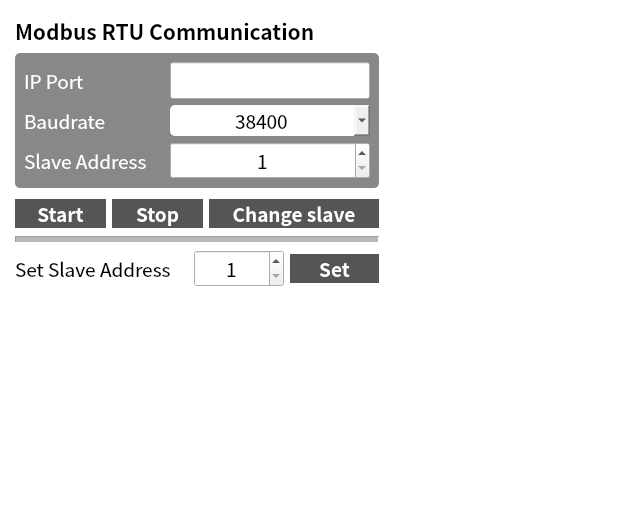
Before: the Qt Designer form datc_control/ui/modbus_form.ui in PlanA2G/datc_user_interface_ros2, drawn with Qt 5.
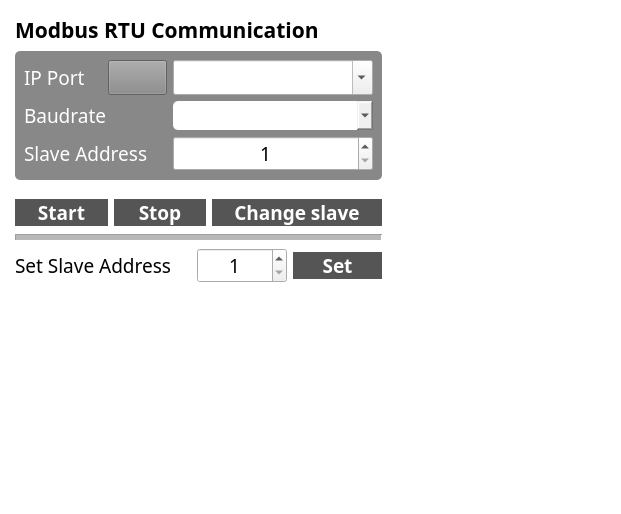
After: the same form once the commit is applied. Icons and pictures are not drawn.

Diff of the .ui file:
```diff
--- a/datc_control/ui/modbus_form.ui
+++ b/datc_control/ui/modbus_form.ui
@@ -19,10 +19,19 @@
 }
 
 #comboBox_baudrate {
-	padding-left: 65px;
+	padding-left: 62px;
 	border-radius:5px;
 }
 
+#comboBox_serial_port {
+	border-radius:5px;
+    text-align: center;
+}
+
+#pushButton_modbus_refresh {
+	background-color:#888888;
+}
+
 #line{
 	color:#555555;
 }
@@ -74,20 +83,20 @@
 
 </string>
   </property>
-  <layout class="QGridLayout" name="gridLayout">
+  <layout class="QHBoxLayout" name="horizontalLayout_3">
    <property name="leftMargin">
     <number>15</number>
    </property>
    <property name="topMargin">
     <number>15</number>
    </property>
-   <item row="0" column="0">
+   <item>
     <layout class="QVBoxLayout" name="verticalLayout">
      <item>
       <widget class="QLabel" name="label">
        <property name="font">
         <font>
-         <family>Noto Sans CJK HK</family>
+         <family>Noto Sans KR</family>
          <pointsize>16</pointsize>
          <weight>75</weight>
          <bold>true</bold>
@@ -100,18 +109,36 @@
      </item>
      <item>
       <widget class="QFrame" name="frame">
+       <property name="font">
+        <font>
+         <family>Noto Sans KR</family>
+        </font>
+       </property>
        <property name="frameShape">
         <enum>QFrame::StyledPanel</enum>
        </property>
        <property name="frameShadow">
         <enum>QFrame::Raised</enum>
        </property>
-       <layout class="QGridLayout" name="gridLayout_2">
+       <layout class="QGridLayout" name="gridLayout">
+        <item row="2" column="0" colspan="2">
+         <widget class="QLabel" name="label_3">
+          <property name="font">
+           <font>
+            <family>Noto Sans KR</family>
+            <pointsize>14</pointsize>
+           </font>
+          </property>
+          <property name="text">
+           <string>Slave Address    </string>
+          </property>
+         </widget>
+        </item>
         <item row="0" column="0">
          <widget class="QLabel" name="label_1">
           <property name="font">
            <font>
-            <family>Noto Sans CJK HK</family>
+            <family>Noto Sans KR</family>
             <pointsize>14</pointsize>
            </font>
           </property>
@@ -120,10 +147,307 @@
           </property>
          </widget>
         </item>
-        <item row="0" column="1">
-         <widget class="QLineEdit" name="lineEdit_serial_port">
+        <item row="1" column="2">
+         <widget class="QComboBox" name="comboBox_baudrate">
+          <property name="palette">
+           <palette>
+            <active/>
+            <inactive/>
+            <disabled/>
+           </palette>
+          </property>
+          <property name="font">
+           <font>
+            <family>Noto Sans KR</family>
+            <pointsize>14</pointsize>
+           </font>
+          </property>
+          <property name="styleSheet">
+           <string notr="true"/>
+          </property>
+          <property name="editable">
+           <bool>false</bool>
+          </property>
+          <property name="currentText">
+           <string/>
+          </property>
+          <property name="currentIndex">
+           <number>-1</number>
+          </property>
+          <property name="insertPolicy">
+           <enum>QComboBox::InsertAtBottom</enum>
+          </property>
+          <property name="placeholderText">
+           <string/>
+          </property>
+          <property name="frame">
+           <bool>true</bool>
+          </property>
+          <property name="modelColumn">
+           <number>0</number>
+          </property>
+         </widget>
+        </item>
+        <item row="1" column="0" colspan="2">
+         <widget class="QLabel" name="label_2">
+          <property name="font">
+           <font>
+            <family>Noto Sans KR</family>
+            <pointsize>14</pointsize>
+           </font>
+          </property>
+          <property name="text">
+           <string>Baudrate</string>
+          </property>
+         </widget>
+        </item>
+        <item row="0" column="1" alignment="Qt::AlignRight">
+         <widget class="QPushButton" name="pushButton_modbus_refresh">
+          <property name="palette">
+           <palette>
+            <active>
+             <colorrole role="WindowText">
+              <brush brushstyle="SolidPattern">
+               <color alpha="255">
+                <red>255</red>
+                <green>255</green>
+                <blue>255</blue>
+               </color>
+              </brush>
+             </colorrole>
+             <colorrole role="Button">
+              <brush brushstyle="SolidPattern">
+               <color alpha="255">
+                <red>136</red>
+                <green>136</green>
+                <blue>136</blue>
+               </color>
+              </brush>
+             </colorrole>
+             <colorrole role="Text">
+              <brush brushstyle="SolidPattern">
+               <color alpha="255">
+                <red>255</red>
+                <green>255</green>
+                <blue>255</blue>
+               </color>
+              </brush>
+             </colorrole>
+             <colorrole role="ButtonText">
+              <brush brushstyle="SolidPattern">
+               <color alpha="255">
+                <red>255</red>
+                <green>255</green>
+                <blue>255</blue>
+               </color>
+              </brush>
+             </colorrole>
+             <colorrole role="Base">
+              <brush brushstyle="SolidPattern">
+               <color alpha="255">
+                <red>136</red>
+                <green>136</green>
+                <blue>136</blue>
+               </color>
+              </brush>
+             </colorrole>
+             <colorrole role="Window">
+              <brush brushstyle="SolidPattern">
+               <color alpha="255">
+                <red>136</red>
+                <green>136</green>
+                <blue>136</blue>
+               </color>
+              </brush>
+             </colorrole>
+             <colorrole role="PlaceholderText">
+              <brush brushstyle="SolidPattern">
+               <color alpha="128">
+                <red>255</red>
+                <green>255</green>
+                <blue>255</blue>
+               </color>
+              </brush>
+             </colorrole>
+            </active>
+            <inactive>
+             <colorrole role="WindowText">
+              <brush brushstyle="SolidPattern">
+               <color alpha="255">
+                <red>255</red>
+                <green>255</green>
+                <blue>255</blue>
+               </color>
+              </brush>
+             </colorrole>
+             <colorrole role="Button">
+              <brush brushstyle="SolidPattern">
+               <color alpha="255">
+                <red>136</red>
+                <green>136</green>
+                <blue>136</blue>
+               </color>
+              </brush>
+             </colorrole>
+             <colorrole role="Text">
+              <brush brushstyle="SolidPattern">
+               <color alpha="255">
+                <red>255</red>
+                <green>255</green>
+                <blue>255</blue>
+               </color>
+              </brush>
+             </colorrole>
+             <colorrole role="ButtonText">
+              <brush brushstyle="SolidPattern">
+               <color alpha="255">
+                <red>255</red>
+                <green>255</green>
+                <blue>255</blue>
+               </color>
+              </brush>
+             </colorrole>
+             <colorrole role="Base">
+              <brush brushstyle="SolidPattern">
+               <color alpha="255">
+                <red>136</red>
+                <green>136</green>
+                <blue>136</blue>
+               </color>
+              </brush>
+             </colorrole>
+             <colorrole role="Window">
+              <brush brushstyle="SolidPattern">
+               <color alpha="255">
+                <red>136</red>
+                <green>136</green>
+                <blue>136</blue>
+               </color>
+              </brush>
+             </colorrole>
+             <colorrole role="PlaceholderText">
+              <brush brushstyle="SolidPattern">
+               <color alpha="128">
+                <red>255</red>
+                <green>255</green>
+                <blue>255</blue>
+               </color>
+              </brush>
+             </colorrole>
+            </inactive>
+            <disabled>
+             <colorrole role="WindowText">
+              <brush brushstyle="SolidPattern">
+               <color alpha="255">
+                <red>255</red>
+                <green>255</green>
+                <blue>255</blue>
+               </color>
+              </brush>
+             </colorrole>
+             <colorrole role="Button">
+              <brush brushstyle="SolidPattern">
+               <color alpha="255">
+                <red>136</red>
+                <green>136</green>
+                <blue>136</blue>
+               </color>
+              </brush>
+             </colorrole>
+             <colorrole role="Text">
+              <brush brushstyle="SolidPattern">
+               <color alpha="255">
+                <red>255</red>
+                <green>255</green>
+                <blue>255</blue>
+               </color>
+              </brush>
+             </colorrole>
+             <colorrole role="ButtonText">
+              <brush brushstyle="SolidPattern">
+               <color alpha="255">
+                <red>255</red>
+                <green>255</green>
+                <blue>255</blue>
+               </color>
+              </brush>
+             </colorrole>
+             <colorrole role="Base">
+              <brush brushstyle="SolidPattern">
+               <color alpha="255">
+                <red>136</red>
+                <green>136</green>
+                <blue>136</blue>
+               </color>
+              </brush>
+             </colorrole>
+             <colorrole role="Window">
+              <brush brushstyle="SolidPattern">
+               <color alpha="255">
+                <red>136</red>
+                <green>136</green>
+                <blue>136</blue>
+               </color>
+              </brush>
+             </colorrole>
+             <colorrole role="PlaceholderText">
+              <brush brushstyle="SolidPattern">
+               <color alpha="128">
+                <red>255</red>
+                <green>255</green>
+                <blue>255</blue>
+               </color>
+              </brush>
+             </colorrole>
+            </disabled>
+           </palette>
+          </property>
+          <property name="font">
+           <font>
+            <family>Noto Sans KR</family>
+            <pointsize>14</pointsize>
+            <weight>75</weight>
+            <bold>true</bold>
+           </font>
+          </property>
+          <property name="text">
+           <string/>
+          </property>
+          <property name="icon">
+           <iconset resource="../asset/feather_icon/resource.qrc">
+            <normaloff>:/white_icons/white/refresh-cw.svg</normaloff>:/white_icons/white/refresh-cw.svg</iconset>
+          </property>
+          <property name="iconSize">
+           <size>
+            <width>20</width>
+            <height>20</height>
+           </size>
+          </property>
+         </widget>
+        </item>
+        <item row="2" column="2">
+         <widget class="QSpinBox" name="spinBox_slave_addr">
+          <property name="font">
+           <font>
+            <family>Noto Sans KR</family>
+            <pointsize>14</pointsize>
+           </font>
+          </property>
+          <property name="alignment">
+           <set>Qt::AlignCenter</set>
+          </property>
+          <property name="minimum">
+           <number>1</number>
+          </property>
+          <property name="value">
+           <number>1</number>
+          </property>
+         </widget>
+        </item>
+        <item row="0" column="2">
+         <widget class="QComboBox" name="comboBox_serial_port">
           <property name="sizePolicy">
-           <sizepolicy hsizetype="Minimum" vsizetype="Fixed">
+           <sizepolicy hsizetype="Fixed" vsizetype="Fixed">
             <horstretch>0</horstretch>
             <verstretch>0</verstretch>
            </sizepolicy>
@@ -134,32 +458,12 @@
             <height>0</height>
            </size>
           </property>
-          <property name="font">
-           <font>
-            <family>Noto Sans CJK HK</family>
-            <pointsize>14</pointsize>
-           </font>
+          <property name="maximumSize">
+           <size>
+            <width>200</width>
+            <height>16777215</height>
+           </size>
           </property>
-          <property name="alignment">
-           <set>Qt::AlignCenter</set>
-          </property>
-         </widget>
-        </item>
-        <item row="1" column="0">
-         <widget class="QLabel" name="label_2">
-          <property name="font">
-           <font>
-            <family>Noto Sans CJK HK</family>
-            <pointsize>14</pointsize>
-           </font>
-          </property>
-          <property name="text">
-           <string>Baudrate</string>
-          </property>
-         </widget>
-        </item>
-        <item row="1" column="1">
-         <widget class="QComboBox" name="comboBox_baudrate">
           <property name="palette">
            <palette>
             <active/>
@@ -169,21 +473,23 @@
           </property>
           <property name="font">
            <font>
-            <family>Noto Sans CJK HK</family>
+            <family>Noto Sans KR</family>
             <pointsize>14</pointsize>
+            <weight>75</weight>
+            <bold>true</bold>
            </font>
           </property>
           <property name="styleSheet">
            <string notr="true"/>
           </property>
           <property name="editable">
-           <bool>false</bool>
+           <bool>true</bool>
           </property>
           <property name="currentText">
-           <string>38400</string>
+           <string/>
           </property>
           <property name="currentIndex">
-           <number>0</number>
+           <number>-1</number>
           </property>
           <property name="insertPolicy">
            <enum>QComboBox::InsertAtBottom</enum>
@@ -196,43 +502,6 @@
           </property>
           <property name="modelColumn">
            <number>0</number>
-          </property>
-          <item>
-           <property name="text">
-            <string>38400</string>
-           </property>
-          </item>
-         </widget>
-        </item>
-        <item row="2" column="0">
-         <widget class="QLabel" name="label_3">
-          <property name="font">
-           <font>
-            <family>Noto Sans CJK HK</family>
-            <pointsize>14</pointsize>
-           </font>
-          </property>
-          <property name="text">
-           <string>Slave Address    </string>
-          </property>
-         </widget>
-        </item>
-        <item row="2" column="1">
-         <widget class="QSpinBox" name="spinBox_slave_addr">
-          <property name="font">
-           <font>
-            <family>Noto Sans CJK HK</family>
-            <pointsize>14</pointsize>
-           </font>
-          </property>
-          <property name="alignment">
-           <set>Qt::AlignCenter</set>
-          </property>
-          <property name="minimum">
-           <number>1</number>
-          </property>
-          <property name="value">
-           <number>1</number>
           </property>
          </widget>
         </item>
@@ -241,6 +510,11 @@
      </item>
      <item>
       <spacer name="verticalSpacer_2">
+       <property name="font">
+        <font>
+         <family>Noto Sans KR</family>
+        </font>
+       </property>
        <property name="orientation">
         <enum>Qt::Vertical</enum>
        </property>
@@ -250,7 +524,7 @@
        <property name="sizeHint" stdset="0">
         <size>
          <width>20</width>
-         <height>5</height>
+         <height>13</height>
         </size>
        </property>
       </spacer>
@@ -460,7 +734,7 @@
          </property>
          <property name="font">
           <font>
-           <family>Noto Sans CJK HK</family>
+           <family>Noto Sans KR</family>
            <pointsize>14</pointsize>
            <weight>75</weight>
            <bold>true</bold>
@@ -674,7 +948,7 @@
          </property>
          <property name="font">
           <font>
-           <family>Noto Sans CJK HK</family>
+           <family>Noto Sans KR</family>
            <pointsize>14</pointsize>
            <weight>75</weight>
            <bold>true</bold>
@@ -906,7 +1180,7 @@
          </property>
          <property name="font">
           <font>
-           <family>Noto Sans CJK HK</family>
+           <family>Noto Sans KR</family>
            <pointsize>14</pointsize>
            <weight>75</weight>
            <bold>true</bold>
@@ -935,7 +1209,7 @@
        </property>
        <property name="font">
         <font>
-         <family>Noto Sans CJK HK</family>
+         <family>Noto Sans KR</family>
          <pointsize>16</pointsize>
         </font>
        </property>
@@ -959,7 +1233,7 @@
         <widget class="QLabel" name="label_5">
          <property name="font">
           <font>
-           <family>Noto Sans CJK HK</family>
+           <family>Noto Sans KR</family>
            <pointsize>14</pointsize>
           </font>
          </property>
@@ -972,7 +1246,7 @@
         <widget class="QSpinBox" name="spinBox_slave_addr_4set">
          <property name="font">
           <font>
-           <family>Noto Sans CJK HK</family>
+           <family>Noto Sans KR</family>
            <pointsize>14</pointsize>
           </font>
          </property>
@@ -1190,7 +1464,7 @@
          </property>
          <property name="font">
           <font>
-           <family>Noto Sans CJK HK</family>
+           <family>Noto Sans KR</family>
            <pointsize>14</pointsize>
            <weight>75</weight>
            <bold>true</bold>
@@ -1218,7 +1492,7 @@
      </item>
     </layout>
    </item>
-   <item row="0" column="1">
+   <item>
     <spacer name="horizontalSpacer">
      <property name="orientation">
       <enum>Qt::Horizontal</enum>
```
Left out of the diff: 4 changed lines with no effect on the pictures.
